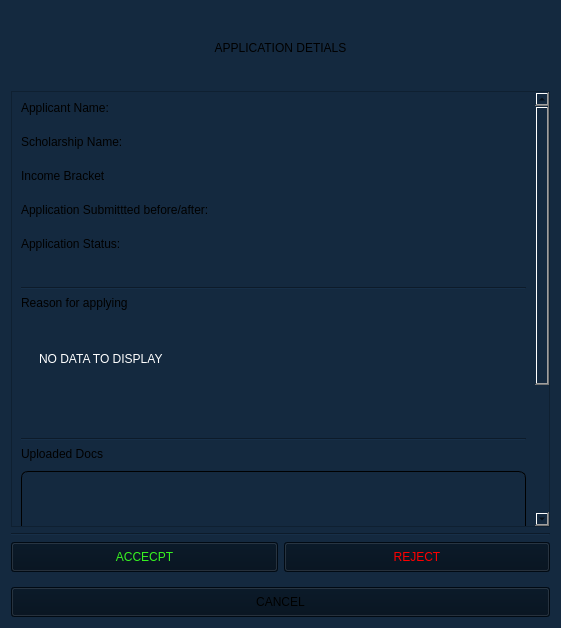
First picture: the form in SholarshipManagementSystem/application/viewApplications.ui, repository YNCO10/scholarshipManagementSystem, before the edit.
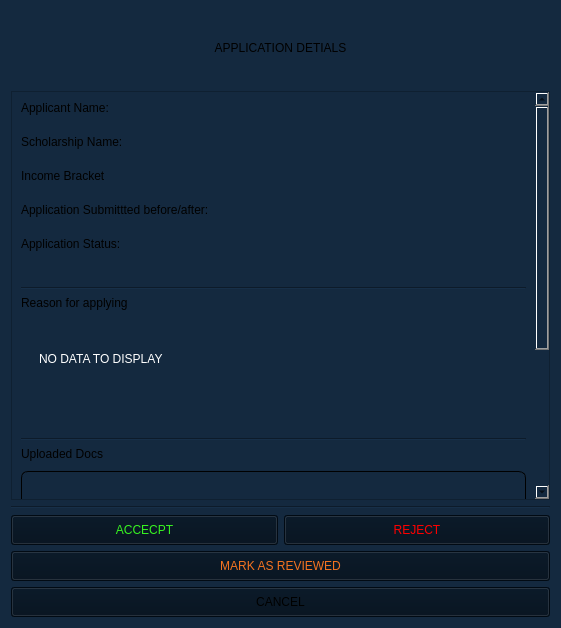
Second picture: the form after the edit.

The edit to the form file:
```diff
--- a/SholarshipManagementSystem/application/viewApplications.ui
+++ b/SholarshipManagementSystem/application/viewApplications.ui
@@ -41,7 +41,7 @@
 }
 </string>
   </property>
-  <layout class="QVBoxLayout" name="verticalLayout">
+  <layout class="QVBoxLayout" name="verticalLayout_6">
    <item>
     <widget class="QLabel" name="label_4">
      <property name="styleSheet">
@@ -66,7 +66,7 @@
       <property name="geometry">
        <rect>
         <x>0</x>
-        <y>0</y>
+        <y>-307</y>
         <width>529</width>
         <height>684</height>
        </rect>
@@ -235,21 +235,10 @@
     </widget>
    </item>
    <item>
-    <layout class="QGridLayout" name="gridLayout">
-     <property name="verticalSpacing">
-      <number>15</number>
-     </property>
-     <item row="1" column="0" colspan="2">
-      <widget class="QPushButton" name="cancelBtn">
-       <property name="styleSheet">
-        <string notr="true">background-color: rgb(1, 14, 27);</string>
-       </property>
-       <property name="text">
-        <string>CANCEL</string>
-       </property>
-      </widget>
-     </item>
-     <item row="0" column="0">
+    <layout class="QVBoxLayout" name="verticalLayout">
+     <item>
+      <layout class="QHBoxLayout" name="horizontalLayout">
+       <item>
       <widget class="QPushButton" name="acceptBtn">
        <property name="styleSheet">
         <string notr="true">color: rgb(55, 244, 32);
@@ -260,7 +249,7 @@
        </property>
       </widget>
      </item>
-     <item row="0" column="1">
+       <item>
       <widget class="QPushButton" name="rejectBtn">
        <property name="styleSheet">
         <string notr="true">color: rgb(255, 0, 0);
@@ -268,6 +257,35 @@
        </property>
        <property name="text">
         <string>REJECT</string>
+         </property>
+        </widget>
+       </item>
+      </layout>
+     </item>
+     <item>
+      <widget class="QPushButton" name="markAsReviewedBtn">
+       <property name="cursor">
+        <cursorShape>PointingHandCursor</cursorShape>
+       </property>
+       <property name="styleSheet">
+        <string notr="true">background-color: rgb(1, 14, 27);
+color: rgb(244, 115, 32);</string>
+       </property>
+       <property name="text">
+        <string>MARK AS REVIEWED</string>
+       </property>
+      </widget>
+     </item>
+     <item>
+      <widget class="QPushButton" name="cancelBtn">
+       <property name="cursor">
+        <cursorShape>PointingHandCursor</cursorShape>
+       </property>
+       <property name="styleSheet">
+        <string notr="true">background-color: rgb(1, 14, 27);</string>
+       </property>
+       <property name="text">
+        <string>CANCEL</string>
        </property>
       </widget>
      </item>
```
Left out of the diff: 6 changed lines with no effect on the pictures. Lines whose indentation alone changed are shown as unchanged.
